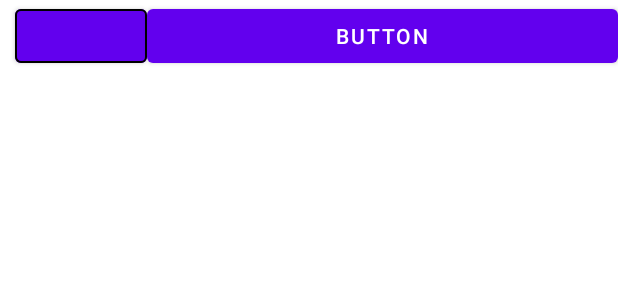
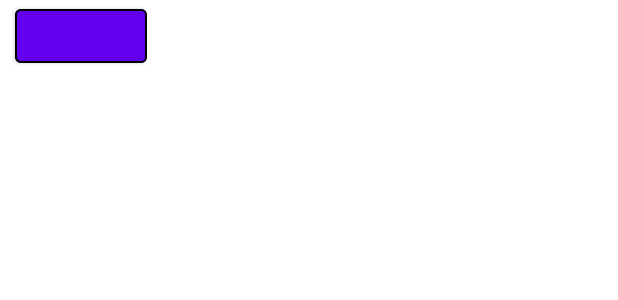
Before and after one commit to tmdfyd2020/pomodoro, an Android app: the layout activity_main.xml on its own in the app's theme, with its tools: preview values and no code run, on a phone screen of 412 x 824 dp. Shown: the top 300 px of the screen. Run offline under Robolectric (Android 15) with nearby library versions, the phone set to English and light mode, and no system bars; plain views replace SwitchMultiButton.

Commit message:
Update activity_main.xml

```diff
--- a/app/src/main/res/layout/activity_main.xml
+++ b/app/src/main/res/layout/activity_main.xml
@@ -30,12 +30,5 @@
 
     </LinearLayout>
 
-    <Button
-        android:id="@+id/button"
-        android:layout_width="wrap_content"
-        android:layout_height="wrap_content"
-        android:layout_weight="1"
-        android:text="Button" />
-
 
 </LinearLayout>
```
